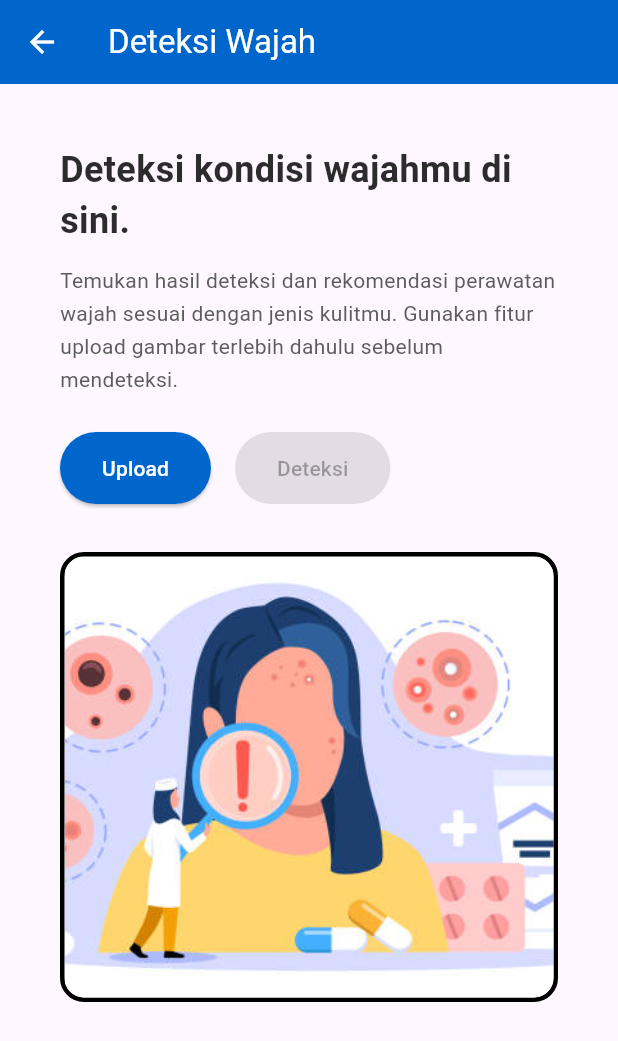
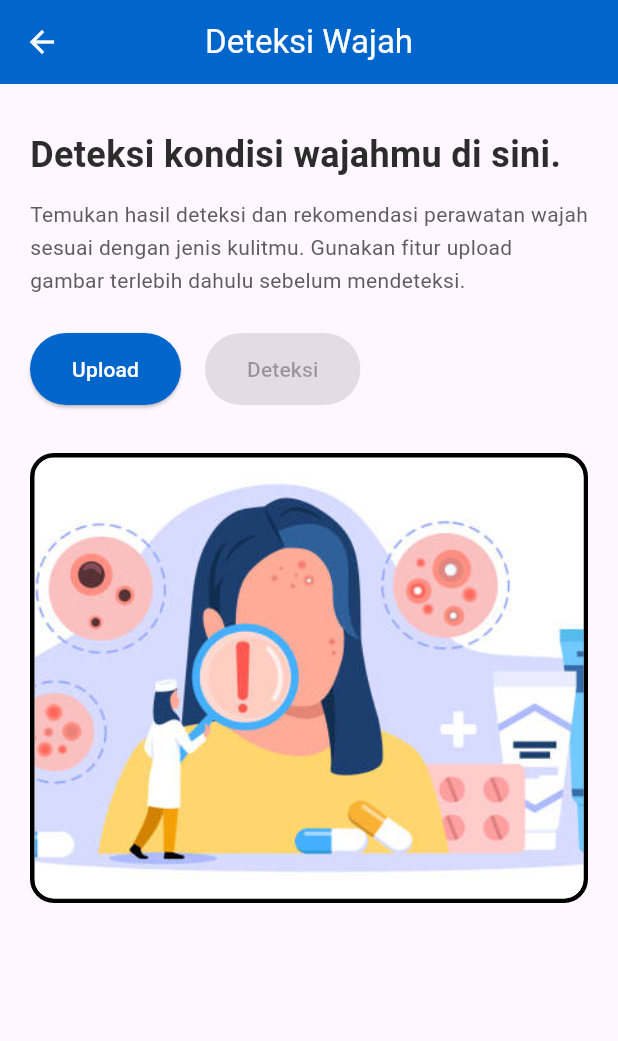
Before and after one commit to FUBARwithall/capstone-layout-x1, a Flutter app: the FaceDetectionpage screen opened by its route, on a phone screen of 412 x 824 dp. Shown: the top 1041 px of the screen. Run offline on Flutter 3.47's test engine with Material 3 defaults, Android fonts, the phone set to English and light mode, and no system bars; our stand-ins replace firebase_core, flutter_html, flutter_local_notifications, flutter_secure_storage, google_sign_in, image_picker and 3 more; accounts and stored records are empty.

Commit message:
Chore: fixing card width

```diff
--- a/lib/pages/detection/face_detectionpage.dart
+++ b/lib/pages/detection/face_detectionpage.dart
@@ -223,38 +223,35 @@ class _FaceDetectionpageState extends State<FaceDetectionpage> {
 
   @override
   Widget build(BuildContext context) {
+    final screenWidth = MediaQuery.of(context).size.width;
     return Scaffold(
       appBar: AppBar(
         backgroundColor: const Color(0xFF0066CC),
         foregroundColor: Colors.white,
         title: const Text('Deteksi Wajah'),
+        centerTitle: true,
       ),
       body: SafeArea(
         child: SingleChildScrollView(
-          child: Center(
-            child: ConstrainedBox(
-              constraints: const BoxConstraints(maxWidth: 1200),
-              child: Padding(
-                padding: const EdgeInsets.symmetric(
-                  horizontal: 40.0,
-                  vertical: 40.0,
+          padding: EdgeInsets.symmetric(
+            horizontal: screenWidth < 600 ? 20 : screenWidth * 0.1,
+            vertical: 30,
           ),
           child: LayoutBuilder(
             builder: (context, constraints) {
               bool isWide = constraints.maxWidth > 800;
               return Column(
                 children: [
-                        if (isWide)
-                          Row(
+                  isWide
+                      ? Row(
                           crossAxisAlignment: CrossAxisAlignment.start,
                           children: [
                             Expanded(child: _buildLeftContent()),
-                              const SizedBox(width: 60),
+                            const SizedBox(width: 40),
                             Expanded(child: _buildRightImage()),
                           ],
                         )
-                        else
-                          Column(
+                      : Column(
                           children: [
                             _buildLeftContent(),
                             const SizedBox(height: 32),
@@ -288,9 +285,6 @@ class _FaceDetectionpageState extends State<FaceDetectionpage> {
                 ],
               );
             },
-                ),
-              ),
-            ),
           ),
         ),
       ),
@@ -386,6 +380,10 @@ class _FaceDetectionpageState extends State<FaceDetectionpage> {
         children: [
           // Header
           Row(
+            mainAxisAlignment: MainAxisAlignment.spaceBetween,
+            children: [
+              Expanded(
+                child: Row(
                   children: [
                     const Icon(
                       Icons.medical_information,
@@ -393,7 +391,7 @@ class _FaceDetectionpageState extends State<FaceDetectionpage> {
                       size: 28,
                     ),
                     const SizedBox(width: 10),
-              const Expanded(
+                    const Flexible(
                       child: Text(
                         'Hasil Deteksi Wajah',
                         style: TextStyle(
@@ -404,11 +402,11 @@ class _FaceDetectionpageState extends State<FaceDetectionpage> {
                         overflow: TextOverflow.ellipsis,
                       ),
                     ),
-              const SizedBox(width: 8),
-              Flexible(
-                child: Align(
-                  alignment: Alignment.centerRight,
-                  child: ElevatedButton.icon(
+                  ],
+                ),
+              ),
+              const SizedBox(width: 12),
+              ElevatedButton.icon(
                 onPressed: () {
                   Navigator.push(
                     context,
@@ -437,8 +435,6 @@ class _FaceDetectionpageState extends State<FaceDetectionpage> {
                   style: TextStyle(
                     color: Colors.white,
                     fontWeight: FontWeight.w600,
-                      ),
-                    ),
                   ),
                 ),
               ),
--- a/lib/services/api_service.dart
+++ b/lib/services/api_service.dart
@@ -4,13 +4,9 @@ import 'package:flutter/foundation.dart';
 import 'secure_storage.dart';
 
 class ApiService {
-   static const String baseUrl = 'http://10.235.110.225:5000/api';
-   //static const String baseUrl = 'https://pedulikulit.my.id/api';
-  //static const String baseUrl =
-  //    'https://nonrelativistic-amalia-unconflictingly.ngrok-free.dev/api';
-
-  static const String googleClientId =
-      '139914337046-333vbk7mq3q47ue93tdahl74n0jvmbk7.apps.googleusercontent.com';
+  //  static const String baseUrl = 'http://10.235.110.225:5000/api';
+  //static const String baseUrl = 'https://pedulikulit.my.id/api';
+  static const String baseUrl = 'https://propagatory-jeremiah-fully.ngrok-free.dev/api';
 
   static http.Client? _client;
 
```
Also changed, not shown: lib/pages/history/historybodydetail.dart (+8 -14 lines), lib/pages/history/historyfacedetail.dart (+9 -15 lines). Lines whose indentation alone changed are shown as unchanged.
